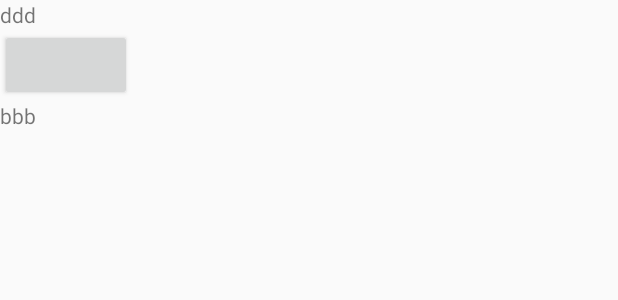
After one commit to claudialuclaudia/Borrow-Android-App, an Android app: the layout activity_main2.xml on its own in the app's theme, with its tools: preview values and no code run, on a phone screen of 412 x 824 dp. The commit adds this screen. Shown: the top 300 px of the screen. Run offline under Robolectric (Android 15) with nearby library versions, the phone set to English and light mode, and no system bars; network calls fail.

```diff
--- a/app/build.gradle
+++ b/app/build.gradle
@@ -38,6 +38,7 @@ dependencies {
     testCompile 'junit:junit:4.12'
     compile 'com.android.support:recyclerview-v7:25.3.1'
     compile 'com.android.support:cardview-v7:25.3.1'
+    compile 'com.android.volley:volley:1.0.0'
 }
 
 apply plugin: 'com.google.gms.google-services'
--- a/app/src/main/AndroidManifest.xml
+++ b/app/src/main/AndroidManifest.xml
@@ -47,7 +47,8 @@
         <activity android:name=".SignUpActivity" />
         <activity android:name=".SignInActivity" />
         <activity android:name=".UserSettingsActivity" />
-        <activity android:name=".SearchActivity"></activity>
+        <activity android:name=".SearchActivity" />
+        <activity android:name=".Main2Activity"></activity>
     </application>
 
 </manifest>
--- a/app/src/main/java/cash/borrow/android/MainActivity.java
+++ b/app/src/main/java/cash/borrow/android/MainActivity.java
@@ -150,7 +150,7 @@ public class MainActivity extends AppCompatActivity {
             @Override
             public void onClick(View v) {
                 Intent myIntent = new Intent(MainActivity.this,
-                        ProfileActivity.class);
+                        Main2Activity.class);
                 startActivity(myIntent);
             }
         });
--- /dev/null
+++ b/app/src/main/res/layout/activity_main2.xml
@@ -0,0 +1,42 @@
+<?xml version="1.0" encoding="utf-8"?>
+<RelativeLayout xmlns:android="http://schemas.android.com/apk/res/android"
+    xmlns:app="http://schemas.android.com/apk/res-auto"
+    xmlns:tools="http://schemas.android.com/tools"
+    android:layout_width="match_parent"
+    android:layout_height="match_parent"
+    tools:context="cash.borrow.android.Main2Activity">
+
+    <!--<android.support.design.widget.AppBarLayout-->
+        <!--android:layout_width="match_parent"-->
+        <!--android:layout_height="wrap_content"-->
+        <!--android:theme="@style/AppTheme.AppBarOverlay">-->
+
+        <!--<android.support.v7.widget.Toolbar-->
+            <!--android:id="@+id/toolbar"-->
+            <!--android:layout_width="match_parent"-->
+            <!--android:layout_height="?attr/actionBarSize"-->
+            <!--android:background="?attr/colorPrimary"-->
+            <!--app:popupTheme="@style/AppTheme.PopupOverlay" />-->
+
+    <!--</android.support.design.widget.AppBarLayout>-->
+
+    <TextView
+        android:id="@+id/DataField"
+        android:layout_width="wrap_content"
+        android:layout_height="wrap_content"
+        android:text="ddd"/>
+
+    <Button
+        android:id="@+id/RequestButton"
+        android:layout_below="@+id/DataField"
+        android:layout_width="wrap_content"
+        android:layout_height="wrap_content" />
+
+    <TextView
+        android:id="@+id/DisplayText"
+        android:layout_below="@+id/RequestButton"
+        android:layout_width="wrap_content"
+        android:layout_height="wrap_content"
+        android:text="bbb"/>
+
+</RelativeLayout>
--- a/app/src/main/res/values/dimens.xml
+++ b/app/src/main/res/values/dimens.xml
@@ -2,4 +2,5 @@
 <resources>
     <dimen name="activity_vertical_margin">16dp</dimen>
     <dimen name="activity_horizontal_margin">16dp</dimen>
+    <dimen name="fab_margin">16dp</dimen>
 </resources>
--- a/app/src/main/res/values/strings.xml
+++ b/app/src/main/res/values/strings.xml
@@ -14,4 +14,5 @@
     <string name="menu_search">Search</string>
     <string name="menu_notifications">Notifications</string>
     <string name="menu_profile">Profile</string>
+    <string name="title_activity_main2">Main2Activity</string>
 </resources>
--- a/app/src/main/res/values/styles.xml
+++ b/app/src/main/res/values/styles.xml
@@ -12,7 +12,7 @@
     <!--<style name="AppTheme" parent="ThemeOverlay.AppCompat.Dark">-->
     <!--<style name="AppTheme" parent="Theme.AppCompat.Light.NoActionBar">-->
     <style name="AppTheme" parent="Theme.AppCompat.Light.NoActionBar">
-    <!--<style name="AppTheme" parent="Theme.AppCompat.Light.DarkActionBar">-->
+        <!--<style name="AppTheme" parent="Theme.AppCompat.Light.DarkActionBar">-->
         <!-- Customize your theme here. -->
         <!--<item name="actionBarStyle">@style/Theme.Custom.Dark</item>-->
         <item name="colorPrimary">@color/borrowGreen</item>
@@ -29,4 +29,8 @@
         <item name="colorAccent">@color/buttonGrey</item>
     </style>
 
+    <style name="AppTheme.AppBarOverlay" parent="ThemeOverlay.AppCompat.Dark.ActionBar" />
+
+    <style name="AppTheme.PopupOverlay" parent="ThemeOverlay.AppCompat.Light" />
+
 </resources>
```
Also changed, not shown: app/src/main/java/cash/borrow/android/Main2Activity.java (added, +76 -0 lines).
